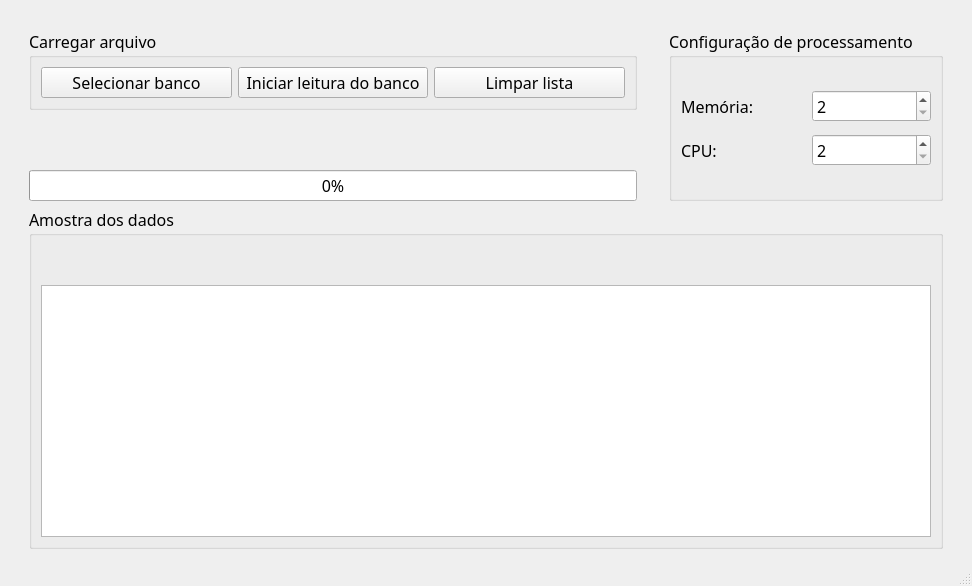
Old version of the form layouts/load.ui in the repository rodriguesmsb/pyBIS.
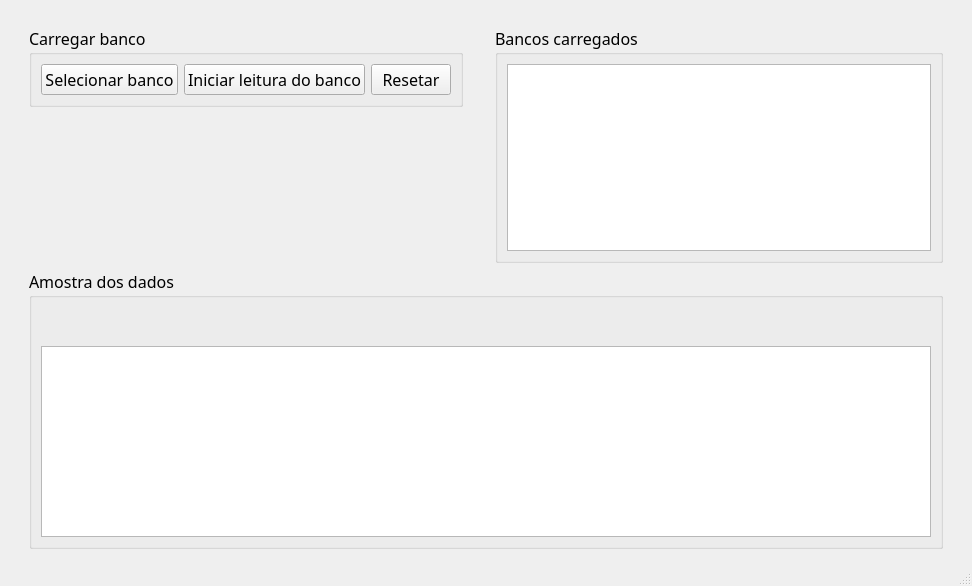
New version of the form. Icons and pictures are not drawn.

Commit message: modificações no carregamento manual do usuario

Diff of the .ui file:
```diff
--- a/layouts/load.ui
+++ b/layouts/load.ui
@@ -24,13 +24,29 @@
   </property>
   <property name="windowIcon">
    <iconset>
-    <normaloff>../assets/download.png</normaloff>../assets/download.png</iconset>
+    <normaloff>../assets/load.png</normaloff>../assets/load.png</iconset>
   </property>
   <property name="styleSheet">
    <string notr="true">font: 12pt &quot;Noto Sans&quot;;</string>
   </property>
   <widget class="QWidget" name="centralwidget">
    <layout class="QGridLayout" name="gridLayout_5">
+    <item row="2" column="4">
+     <spacer name="horizontalSpacer_2">
+      <property name="orientation">
+       <enum>Qt::Horizontal</enum>
+      </property>
+      <property name="sizeType">
+       <enum>QSizePolicy::Preferred</enum>
+      </property>
+      <property name="sizeHint" stdset="0">
+       <size>
+        <width>20</width>
+        <height>20</height>
+       </size>
+      </property>
+     </spacer>
+    </item>
     <item row="4" column="1" colspan="3">
      <widget class="QGroupBox" name="groupBox_4">
       <property name="title">
@@ -83,60 +99,6 @@
       </property>
      </spacer>
     </item>
-    <item row="3" column="1">
-     <layout class="QGridLayout" name="gridLayout_3">
-      <item row="0" column="0">
-       <layout class="QHBoxLayout" name="horizontalLayout">
-        <item>
-         <widget class="QLabel" name="label_5">
-          <property name="text">
-           <string/>
-          </property>
-         </widget>
-        </item>
-       </layout>
-      </item>
-      <item row="1" column="0">
-       <widget class="QProgressBar" name="progressBar">
-        <property name="value">
-         <number>0</number>
-        </property>
-       </widget>
-      </item>
-     </layout>
-    </item>
-    <item row="2" column="4">
-     <spacer name="horizontalSpacer_2">
-      <property name="orientation">
-       <enum>Qt::Horizontal</enum>
-      </property>
-      <property name="sizeType">
-       <enum>QSizePolicy::Preferred</enum>
-      </property>
-      <property name="sizeHint" stdset="0">
-       <size>
-        <width>20</width>
-        <height>20</height>
-       </size>
-      </property>
-     </spacer>
-    </item>
-    <item row="0" column="1">
-     <spacer name="verticalSpacer">
-      <property name="orientation">
-       <enum>Qt::Vertical</enum>
-      </property>
-      <property name="sizeType">
-       <enum>QSizePolicy::Preferred</enum>
-      </property>
-      <property name="sizeHint" stdset="0">
-       <size>
-        <width>20</width>
-        <height>20</height>
-       </size>
-      </property>
-     </spacer>
-    </item>
     <item row="2" column="2">
      <spacer name="horizontalSpacer_3">
       <property name="orientation">
@@ -153,10 +115,22 @@
       </property>
      </spacer>
     </item>
+    <item row="1" column="3" rowspan="3">
+     <widget class="QGroupBox" name="groupBox_2">
+      <property name="title">
+       <string>Bancos carregados</string>
+      </property>
+      <layout class="QGridLayout" name="gridLayout_8">
+       <item row="0" column="0">
+        <widget class="QListWidget" name="listWidget"/>
+       </item>
+      </layout>
+     </widget>
+    </item>
     <item row="1" column="1">
      <widget class="QGroupBox" name="groupBox_3">
       <property name="title">
-       <string>Carregar arquivo</string>
+       <string>Carregar banco</string>
       </property>
       <layout class="QGridLayout" name="gridLayout_9">
        <item row="0" column="0">
@@ -164,7 +138,7 @@
          <item row="0" column="2">
           <widget class="QPushButton" name="pushButton_3">
            <property name="text">
-            <string>Limpar lista</string>
+            <string>Resetar</string>
            </property>
           </widget>
          </item>
@@ -187,70 +161,21 @@
       </layout>
      </widget>
     </item>
-    <item row="1" column="3" rowspan="3">
-     <widget class="QGroupBox" name="groupBox_2">
-      <property name="title">
-       <string>Configuração de processamento</string>
+    <item row="0" column="1">
+     <spacer name="verticalSpacer">
+      <property name="orientation">
+       <enum>Qt::Vertical</enum>
       </property>
-      <layout class="QGridLayout" name="gridLayout_8">
-       <item row="0" column="0">
-        <layout class="QGridLayout" name="gridLayout_6">
-         <property name="sizeConstraint">
-          <enum>QLayout::SetMinAndMaxSize</enum>
-         </property>
-         <property name="spacing">
-          <number>12</number>
-         </property>
-         <item row="0" column="1">
-          <widget class="QSpinBox" name="spinBox">
-           <property name="maximumSize">
-            <size>
-             <width>400</width>
-             <height>16777215</height>
-            </size>
-           </property>
-           <property name="toolTip">
-            <string>memória destinada ao processo de leitura dos dados</string>
-           </property>
-           <property name="minimum">
-            <number>2</number>
-           </property>
-          </widget>
-         </item>
-         <item row="0" column="0">
-          <widget class="QLabel" name="label_3">
-           <property name="text">
-            <string>Memória:</string>
-           </property>
-          </widget>
-         </item>
-         <item row="1" column="1">
-          <widget class="QSpinBox" name="spinBox_2">
-           <property name="maximumSize">
-            <size>
-             <width>400</width>
-             <height>16777215</height>
-            </size>
-           </property>
-           <property name="toolTip">
-            <string>cores destinados a leitura dos dados</string>
-           </property>
-           <property name="minimum">
-            <number>2</number>
-           </property>
-          </widget>
-         </item>
-         <item row="1" column="0">
-          <widget class="QLabel" name="label_4">
-           <property name="text">
-            <string>CPU:</string>
-           </property>
-          </widget>
-         </item>
-        </layout>
-       </item>
-      </layout>
-     </widget>
+      <property name="sizeType">
+       <enum>QSizePolicy::Preferred</enum>
+      </property>
+      <property name="sizeHint" stdset="0">
+       <size>
+        <width>20</width>
+        <height>20</height>
+       </size>
+      </property>
+     </spacer>
     </item>
    </layout>
   </widget>
```
The commit also changes 2 other files.
